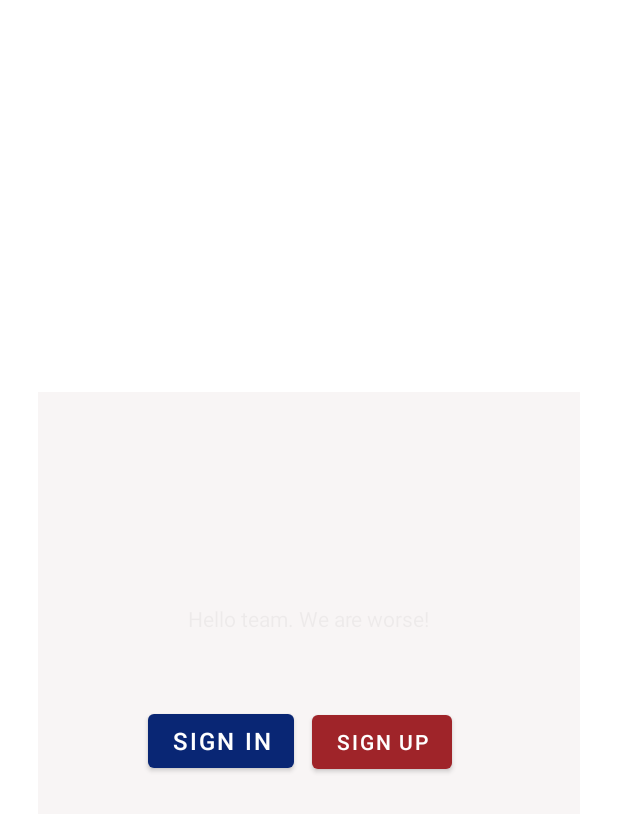
After one commit to HIImaTsu/Centrists, an Android app: the layout fragment_main.xml on its own in the app's theme, with its tools: preview values and no code run, on a phone screen of 412 x 824 dp. The commit adds this screen. Shown: the top 814 px of the screen. Run offline under Robolectric (Android 15) with nearby library versions, the phone set to English and light mode, and no system bars.

Commit message:
add fragments and navigation

```diff
--- /dev/null
+++ b/app/src/main/res/layout/fragment_main.xml
@@ -0,0 +1,66 @@
+<?xml version="1.0" encoding="utf-8"?>
+<androidx.constraintlayout.widget.ConstraintLayout xmlns:android="http://schemas.android.com/apk/res/android"
+    xmlns:app="http://schemas.android.com/apk/res-auto"
+    xmlns:tools="http://schemas.android.com/tools"
+    android:layout_width="match_parent"
+    android:layout_height="match_parent"
+    tools:context=".MainFragment">
+
+    <TextView
+        android:id="@+id/textView2"
+        android:layout_width="wrap_content"
+        android:layout_height="wrap_content"
+        android:text="Hello team. We are worse!"
+        app:layout_constraintBottom_toBottomOf="parent"
+        app:layout_constraintEnd_toEndOf="parent"
+        app:layout_constraintStart_toStartOf="parent"
+        app:layout_constraintTop_toTopOf="parent" />
+
+    <Button
+        android:id="@+id/button2"
+        android:layout_width="wrap_content"
+        android:layout_height="wrap_content"
+        android:layout_marginStart="24dp"
+        android:layout_marginTop="48dp"
+        android:layout_marginEnd="24dp"
+        android:layout_marginBottom="32dp"
+        android:text="@string/sign_in"
+        android:textColorHighlight="#9F03FF"
+        android:textSize="16sp"
+        app:backgroundTint="#092674"
+        app:layout_constraintBottom_toBottomOf="parent"
+        app:layout_constraintEnd_toEndOf="parent"
+        app:layout_constraintHorizontal_bias="0.28"
+        app:layout_constraintStart_toStartOf="parent"
+        app:layout_constraintTop_toBottomOf="@+id/textView2"
+        app:layout_constraintVertical_bias="0.0" />
+
+    <Button
+        android:id="@+id/signUp"
+        android:layout_width="wrap_content"
+        android:layout_height="wrap_content"
+        android:layout_marginStart="24dp"
+        android:layout_marginTop="48dp"
+        android:layout_marginEnd="24dp"
+        android:layout_marginBottom="32dp"
+        android:text="Sign up"
+        app:backgroundTint="#9F2429"
+        app:layout_constraintBottom_toBottomOf="parent"
+        app:layout_constraintEnd_toEndOf="parent"
+        app:layout_constraintHorizontal_bias="0.68"
+        app:layout_constraintStart_toStartOf="parent"
+        app:layout_constraintTop_toBottomOf="@+id/textView2"
+        app:layout_constraintVertical_bias="0.003" />
+
+    <androidx.constraintlayout.widget.ConstraintLayout
+        android:layout_width="361dp"
+        android:layout_height="301dp"
+        android:background="#EBF8F5F5"
+        app:layout_constraintBottom_toBottomOf="parent"
+        app:layout_constraintEnd_toEndOf="parent"
+        app:layout_constraintStart_toStartOf="parent"
+        app:layout_constraintTop_toTopOf="parent">
+
+    </androidx.constraintlayout.widget.ConstraintLayout>
+
+</androidx.constraintlayout.widget.ConstraintLayout>
--- a/build.gradle
+++ b/build.gradle
@@ -4,3 +4,6 @@ plugins {
     id 'com.android.library' version '7.3.0' apply false
     id 'org.jetbrains.kotlin.android' version '1.7.10' apply false
 }
+ext {
+    navigationVersion = "2.3.0"
+}
```
Also changed, not shown: app/build.gradle (+13 -1 lines), app/src/main/java/com/example/carbon_app/MainActivity.kt (+0 -7 lines), app/src/main/java/com/example/carbon_app/MainFragment.kt (added, +25 -0 lines), app/src/main/java/com/example/carbon_app/SignUpFragment.kt (added, +18 -0 lines), app/src/main/res/layout/activity_main.xml (+10 -61 lines), app/src/main/res/layout/fragment_sign_up.xml (added, +14 -0 lines), app/src/main/res/navigation/navigation.xml (added, +22 -0 lines), app/src/main/res/values/strings.xml (+11 -0 lines).
